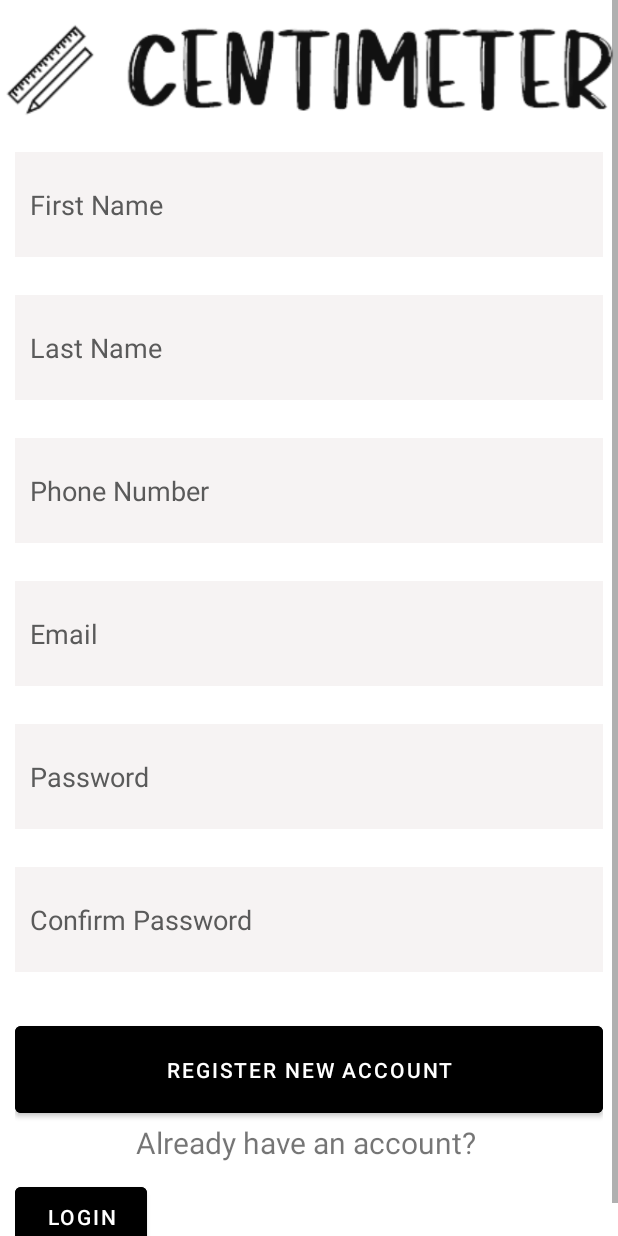
After one commit to Krishnavthakor/FabBoutiqueApplication, an Android app: the RegistrationActivity screen opened directly, with no data from a screen before it, on a phone screen of 412 x 824 dp. The commit adds this screen. Run offline under Robolectric (Android 15) with nearby library versions, the phone set to English and light mode, and no system bars.

Commit message:
Registration User Interface Done

```diff
--- a/app/src/main/AndroidManifest.xml
+++ b/app/src/main/AndroidManifest.xml
@@ -13,6 +13,14 @@
         android:supportsRtl="true"
         android:theme="@style/Theme.FabBoutique"
         tools:targetApi="31">
+        <activity
+            android:name=".RegistrationActivity"
+            android:exported="true">
+            <intent-filter>
+                <action android:name="android.intent.action.MAIN" />
+                <category android:name="android.intent.category.LAUNCHER" />
+            </intent-filter>
+        </activity>
         <activity
             android:name=".LoginActivity"
             android:exported="true">
--- /dev/null
+++ b/app/src/main/java/com/example/fabboutique/RegistrationActivity.java
@@ -0,0 +1,14 @@
+package com.example.fabboutique;
+
+import androidx.appcompat.app.AppCompatActivity;
+
+import android.os.Bundle;
+
+public class RegistrationActivity extends AppCompatActivity {
+
+    @Override
+    protected void onCreate(Bundle savedInstanceState) {
+        super.onCreate(savedInstanceState);
+        setContentView(R.layout.activity_registration);
+    }
+}
--- /dev/null
+++ b/app/src/main/res/layout/activity_registration.xml
@@ -0,0 +1,200 @@
+<?xml version="1.0" encoding="utf-8"?>
+<ScrollView xmlns:android="http://schemas.android.com/apk/res/android"
+    xmlns:app="http://schemas.android.com/apk/res-auto"
+    xmlns:tools="http://schemas.android.com/tools"
+    android:layout_width="match_parent"
+    android:layout_height="match_parent"
+    tools:context=".RegistrationActivity"
+    android:fillViewport="true">
+
+    <RelativeLayout
+        android:layout_width="fill_parent"
+        android:layout_height="wrap_content" android:background="#fff">
+
+        <!--  Header  Starts-->
+        <LinearLayout android:id="@+id/header"
+            android:layout_width="fill_parent"
+            android:layout_height="wrap_content"
+            android:background="@color/white"
+            android:paddingTop="5dip"
+            android:paddingBottom="5dip">
+
+            <!-- Logo Start-->
+            <ImageView
+                android:id="@+id/imageView"
+                android:layout_width="wrap_content"
+                android:layout_height="wrap_content"
+                app:layout_constraintBottom_toBottomOf="parent"
+                app:layout_constraintEnd_toEndOf="parent"
+                app:layout_constraintHeight_percent=".20"
+                app:layout_constraintHorizontal_bias="0.0"
+                app:layout_constraintStart_toStartOf="parent"
+                app:layout_constraintTop_toTopOf="parent"
+                app:layout_constraintVertical_bias="0.024"
+                app:srcCompat="@drawable/logo"
+                android:contentDescription="@string/logo_image" />
+            <!-- Logo Ends -->
+        </LinearLayout>
+        <!--  Header Ends -->
+
+
+        <!-- Registration Form -->
+        <LinearLayout
+            android:orientation="vertical"
+            android:layout_width="match_parent"
+            android:layout_height="wrap_content"
+            android:padding="10dip"
+            android:layout_below="@id/header">
+
+            <!-- First Name -->
+            <EditText
+                android:id="@+id/editTextFirstName"
+                android:layout_width="match_parent"
+                android:layout_height="70dp"
+                android:layout_below="@id/imageView"
+                android:layout_marginTop="5dp"
+                android:background="#2DCAB8B8"
+                android:drawablePadding="20dp"
+                android:ems="10"
+                android:padding="10dp"
+                android:textColor="@color/black"
+                android:textColorHint="#5A5A5A"
+                android:layout_marginBottom="20dip"
+                android:hint="First Name"
+                android:inputType="text"
+                android:minHeight="48dp"
+                android:singleLine="true" />
+
+            <!-- Last Name -->
+            <EditText
+                android:id="@+id/editTextLastName"
+                android:layout_width="match_parent"
+                android:layout_height="70dp"
+                android:layout_below="@id/editTextFirstName"
+                android:layout_marginTop="5dp"
+                android:background="#2DCAB8B8"
+                android:drawablePadding="20dp"
+                android:ems="10"
+                android:padding="10dp"
+                android:textColor="@color/black"
+                android:textColorHint="#5A5A5A"
+                android:layout_marginBottom="20dip"
+                android:inputType="text"
+                android:minHeight="48dp"
+                android:singleLine="true"
+                android:hint="Last Name" />
+
+            <!-- Phone Number -->
+            <EditText
+                android:id="@+id/editTextPhoneNumber"
+                android:layout_width="match_parent"
+                android:layout_height="70dp"
+                android:layout_below="@id/editTextFirstName"
+                android:layout_marginTop="5dp"
+                android:background="#2DCAB8B8"
+                android:drawablePadding="20dp"
+                android:ems="10"
+                android:padding="10dp"
+                android:textColor="@color/black"
+                android:textColorHint="#5A5A5A"
+                android:layout_marginBottom="20dip"
+                android:inputType="text"
+                android:minHeight="48dp"
+                android:singleLine="true"
+                android:hint="Phone Number"/>
+
+            <!--  Email Label -->
+            <EditText
+                android:id="@+id/editTextEmail"
+                android:layout_width="match_parent"
+                android:layout_height="70dp"
+                android:layout_below="@id/editTextPhoneNumber"
+                android:layout_marginTop="5dp"
+                android:background="#2DCAB8B8"
+                android:drawablePadding="20dp"
+                android:ems="10"
+                android:padding="10dp"
+                android:textColor="@color/black"
+                android:textColorHint="#5A5A5A"
+                android:layout_marginBottom="20dip"
+                android:inputType="textEmailAddress"
+                android:minHeight="48dp"
+                android:singleLine="true"
+                android:hint="Email"/>
+
+            <!-- Password Label -->
+            <EditText
+                android:id="@+id/editTextPassword"
+                android:layout_width="match_parent"
+                android:layout_height="70dp"
+                android:layout_below="@id/editTextEmail"
+                android:layout_marginTop="5dp"
+                android:background="#2DCAB8B8"
+                android:drawablePadding="20dp"
+                android:ems="10"
+                android:padding="10dp"
+                android:textColor="@color/black"
+                android:textColorHint="#5A5A5A"
+                android:layout_marginBottom="20dip"
+                android:inputType="textPassword"
+                android:minHeight="48dp"
+                android:singleLine="true"
+                android:hint="Password"/>
+
+            <!-- Confirm Password Label -->
+            <EditText
+                android:id="@+id/editTextConfirmPassword"
+                android:layout_width="match_parent"
+                android:layout_height="70dp"
+                android:layout_below="@id/editTextEmail"
+                android:layout_marginTop="5dp"
+                android:background="#2DCAB8B8"
+                android:drawablePadding="20dp"
+                android:ems="10"
+                android:padding="10dp"
+                android:textColor="@color/black"
+                android:textColorHint="#5A5A5A"
+                android:layout_marginBottom="20dip"
+                android:inputType="textPassword"
+                android:minHeight="48dp"
+                android:singleLine="true"
+                android:hint="Confirm Password"/>
+
+            <!-- Register Button -->
+            <Button android:id="@+id/btnRegister"
+                android:layout_width="match_parent"
+                android:layout_height="70dp"
+                android:layout_centerVertical="true"
+                android:backgroundTint="#000000"
+                android:padding="10dp"
+                app:layout_constraintVertical_bias="0.173"
+                android:layout_marginTop="10dip"
+                android:text="Register New Account"/>
+
+            <!-- Button to Login Screen -->
+            <TextView
+                android:id="@+id/TextViewLogin"
+                android:layout_width="fill_parent"
+                android:layout_height="wrap_content"
+                android:layout_below="@id/btnRegister"
+                android:layout_centerHorizontal="true"
+                android:text="Already have an account? "
+                android:textSize="20dp"
+                android:gravity="center" />
+
+            <Button
+                android:id="@+id/btnLogin"
+                android:layout_width="wrap_content"
+                android:layout_height="wrap_content"
+                android:layout_below="@id/TextViewLogin"
+                android:layout_centerHorizontal="true"
+                android:layout_marginTop="10dp"
+                android:backgroundTint="#000000"
+                android:padding="10dp"
+                android:text="Login"
+                app:layout_constraintVertical_bias="0.173"/>
+
+        </LinearLayout>
+        <!-- Registration Form Ends -->
+    </RelativeLayout>
+</ScrollView>
--- a/app/src/main/res/values/strings.xml
+++ b/app/src/main/res/values/strings.xml
@@ -1,3 +1,9 @@
 <resources>
     <string name="app_name">FabBoutique</string>
+    <string name="first_name">First Name</string>
+    <string name="last_name">Last Name</string>
+    <string name="email">Email</string>
+    <string name="password">Password</string>
+    <string name="logo_image">Logo Image</string>
+    <string name="phone_number">Phone Number</string>
 </resources>
```
